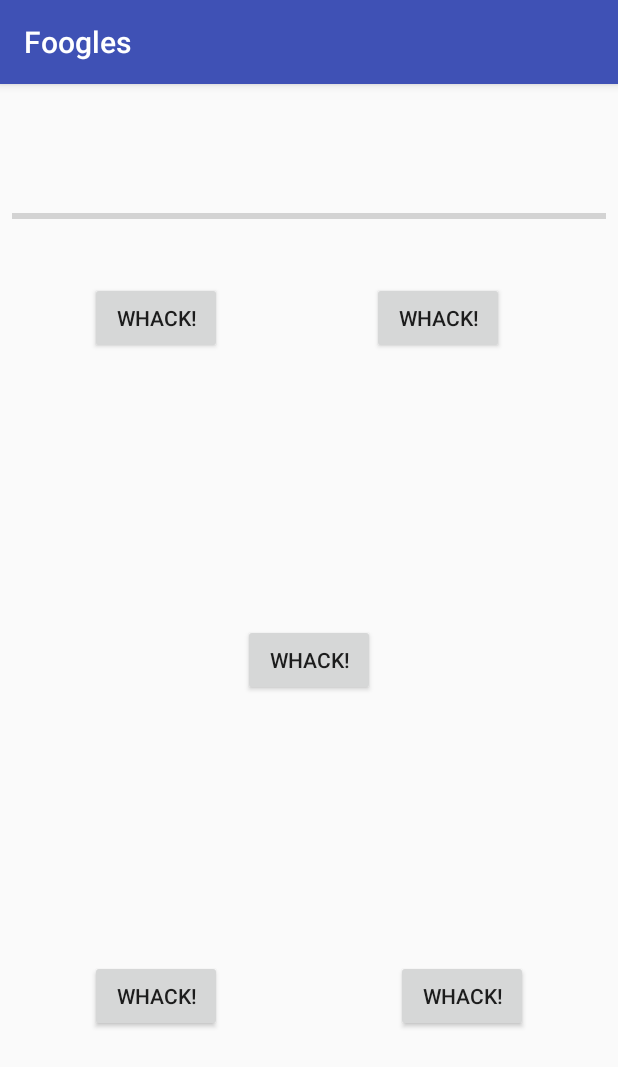
After one commit to DevonTrammell/Foogles, an Android app: the whack_a_foogle screen opened directly, with no data from a screen before it, on a phone screen of 412 x 824 dp. The commit adds this screen. Shown: the top 1067 px of the screen. Run offline under Robolectric (Android 15) with nearby library versions, the phone set to English and light mode, and no system bars.

Commit message:
This should contain the game screens, they do not have connecting intents yet.

```diff
--- a/Foogles/app/build.gradle
+++ b/Foogles/app/build.gradle
@@ -22,6 +22,7 @@ dependencies {
     implementation fileTree(dir: 'libs', include: ['*.jar'])
     implementation 'com.android.support:appcompat-v7:26.1.0'
     implementation 'com.android.support.constraint:constraint-layout:1.0.2'
+    implementation 'com.android.support:design:26.1.0'
     testImplementation 'junit:junit:4.12'
     androidTestImplementation 'com.android.support.test:runner:1.0.1'
     androidTestImplementation 'com.android.support.test.espresso:espresso-core:3.0.1'
--- /dev/null
+++ b/Foogles/app/src/main/java/fooglesinc/foogles/whack_a_foogle.java
@@ -0,0 +1,13 @@
+package fooglesinc.foogles;
+
+import android.support.v7.app.AppCompatActivity;
+import android.os.Bundle;
+
+public class whack_a_foogle extends AppCompatActivity {
+
+    @Override
+    protected void onCreate(Bundle savedInstanceState) {
+        super.onCreate(savedInstanceState);
+        setContentView(R.layout.activity_whack_a_foogle);
+    }
+}
--- /dev/null
+++ b/Foogles/app/src/main/res/layout/activity_whack_a_foogle.xml
@@ -0,0 +1,80 @@
+<?xml version="1.0" encoding="utf-8"?>
+<android.support.constraint.ConstraintLayout xmlns:android="http://schemas.android.com/apk/res/android"
+    xmlns:app="http://schemas.android.com/apk/res-auto"
+    xmlns:tools="http://schemas.android.com/tools"
+    android:layout_width="match_parent"
+    android:layout_height="match_parent"
+    tools:context="fooglesinc.foogles.whack_a_foogle">
+
+    <Button
+        android:id="@+id/button16"
+        android:layout_width="wrap_content"
+        android:layout_height="wrap_content"
+        android:layout_marginBottom="136dp"
+        android:layout_marginStart="60dp"
+        android:text="@string/Whack"
+        app:layout_constraintBottom_toBottomOf="parent"
+        app:layout_constraintStart_toStartOf="parent" />
+
+    <Button
+        android:id="@+id/button17"
+        android:layout_width="wrap_content"
+        android:layout_height="wrap_content"
+        android:layout_marginBottom="136dp"
+        android:layout_marginEnd="60dp"
+        android:text="@string/Whack"
+        app:layout_constraintBottom_toBottomOf="parent"
+        app:layout_constraintEnd_toEndOf="parent" />
+
+    <ProgressBar
+        android:id="@+id/progressBar2"
+        style="?android:attr/progressBarStyleHorizontal"
+        android:layout_width="0dp"
+        android:layout_height="51dp"
+        android:layout_marginBottom="8dp"
+        android:layout_marginEnd="8dp"
+        android:layout_marginStart="8dp"
+        android:layout_marginTop="8dp"
+        app:layout_constraintBottom_toBottomOf="parent"
+        app:layout_constraintEnd_toEndOf="parent"
+        app:layout_constraintStart_toStartOf="parent"
+        app:layout_constraintTop_toTopOf="parent"
+        app:layout_constraintVertical_bias="0.078" />
+
+    <Button
+        android:id="@+id/button18"
+        android:layout_width="wrap_content"
+        android:layout_height="wrap_content"
+        android:layout_marginBottom="8dp"
+        android:layout_marginEnd="8dp"
+        android:layout_marginStart="8dp"
+        android:layout_marginTop="8dp"
+        android:text="@string/Whack"
+        app:layout_constraintBottom_toBottomOf="parent"
+        app:layout_constraintEnd_toEndOf="parent"
+        app:layout_constraintStart_toStartOf="parent"
+        app:layout_constraintTop_toTopOf="parent" />
+
+    <Button
+        android:id="@+id/button19"
+        android:layout_width="wrap_content"
+        android:layout_height="wrap_content"
+        android:layout_marginEnd="8dp"
+        android:layout_marginStart="60dp"
+        android:layout_marginTop="132dp"
+        android:text="@string/Whack"
+        app:layout_constraintEnd_toStartOf="@+id/button13"
+        app:layout_constraintHorizontal_bias="0.359"
+        app:layout_constraintStart_toStartOf="parent"
+        app:layout_constraintTop_toTopOf="parent" />
+
+    <Button
+        android:id="@+id/button20"
+        android:layout_width="wrap_content"
+        android:layout_height="wrap_content"
+        android:layout_marginEnd="76dp"
+        android:layout_marginTop="132dp"
+        android:text="@string/Whack"
+        app:layout_constraintEnd_toEndOf="parent"
+        app:layout_constraintTop_toTopOf="parent" />
+</android.support.constraint.ConstraintLayout>
--- /dev/null
+++ b/Foogles/app/src/main/res/values/dimens.xml
@@ -0,0 +1,3 @@
+<resources>
+    <dimen name="fab_margin">16dp</dimen>
+</resources>
--- a/Foogles/app/src/main/res/values/strings.xml
+++ b/Foogles/app/src/main/res/values/strings.xml
@@ -29,4 +29,10 @@
         <item>RadishThing</item>
         <item>HowDidIEvenGetHere?</item>
     </string-array>
+    <string name="title_activity_foogle_fish">foogle_fish</string>
+    <string name="Whack">Whack!</string>
+    <string name="Left">Left</string>
+    <string name="Right">Right</string>
+    <string name="Jump">Jump</string>
+    <string name="Catch">Catch</string>
 </resources>
```
Also changed, not shown: Foogles/app/src/main/AndroidManifest.xml (+6 -1 lines), Foogles/app/src/main/java/fooglesinc/foogles/foogle_climb.java (added, +13 -0 lines), Foogles/app/src/main/java/fooglesinc/foogles/foogle_fish.java (added, +13 -0 lines), Foogles/app/src/main/java/fooglesinc/foogles/foogle_hop.java (added, +13 -0 lines), Foogles/app/src/main/java/fooglesinc/foogles/foogle_swim.java (added, +13 -0 lines), Foogles/app/src/main/res/layout/activity_foogle_climb.xml (added, +43 -0 lines), Foogles/app/src/main/res/layout/activity_foogle_fish.xml (added, +35 -0 lines), Foogles/app/src/main/res/layout/activity_foogle_hop.xml (added, +35 -0 lines), Foogles/app/src/main/res/layout/activity_foogle_swim.xml (added, +43 -0 lines), Foogles/app/src/main/res/values/styles.xml (+9 -0 lines).
